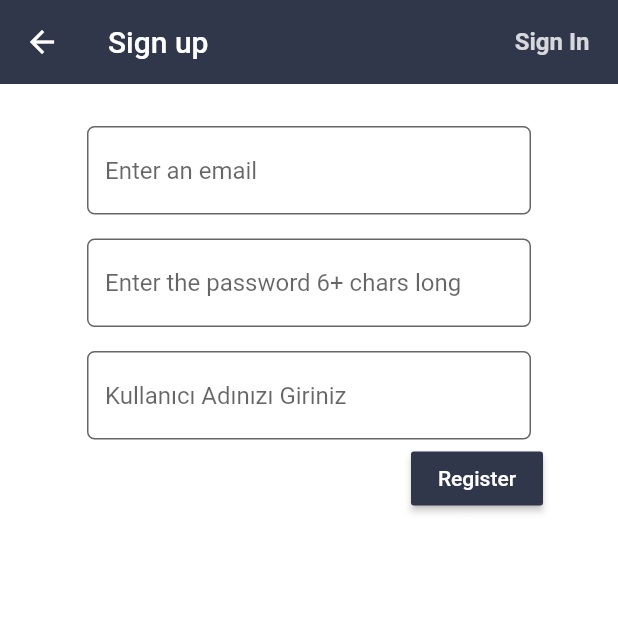
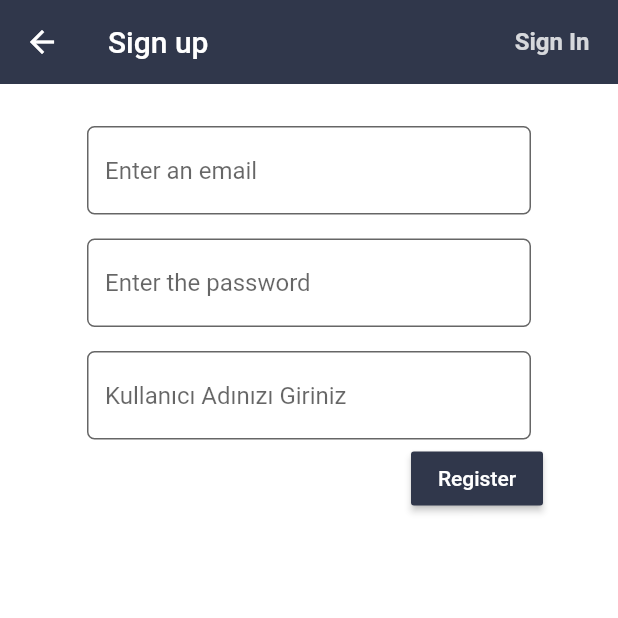
Before and after one commit to fburaktrd/Nudil, a Flutter app: the Register screen opened directly, on a phone screen of 412 x 824 dp, the top half of it. Run offline on Flutter 3.47's test engine with Material 2 defaults, Android fonts, the phone set to English and light mode, and no system bars; our stand-ins replace firebase_auth, firebase_database, google_fonts, numberpicker, table_calendar; missing offline and left inert: day_night_time_picker; accounts and stored records are empty.

Commit message:
ufak text düzeltmesi

```diff
--- a/lib/screens/authenticate/register.dart
+++ b/lib/screens/authenticate/register.dart
@@ -85,7 +85,7 @@ class _RegisterState extends State<Register> {
                     setState(() => password = val);
                   },
                   decoration: InputDecoration(
-                      hintText: "Enter the password 6+ chars long",
+                      hintText: "Enter the password ",
                       border: OutlineInputBorder(
                           borderRadius: BorderRadius.circular(5)),
                       filled: true,
```
